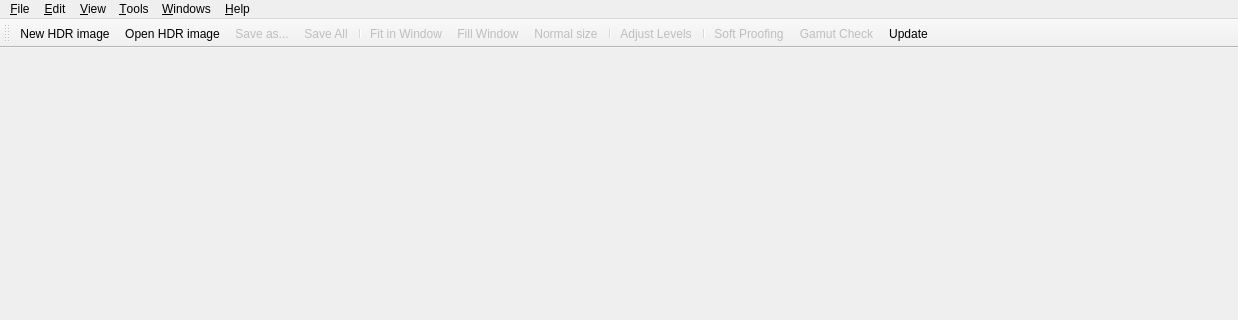
Before: the Qt Designer form src/MainWindow/MainWindow.ui in LuminanceHDR/LuminanceHDR, drawn with Qt 5; both pictures show x 0 to 1238 and y 0 to 320 of the 1238 by 756 pixel window.
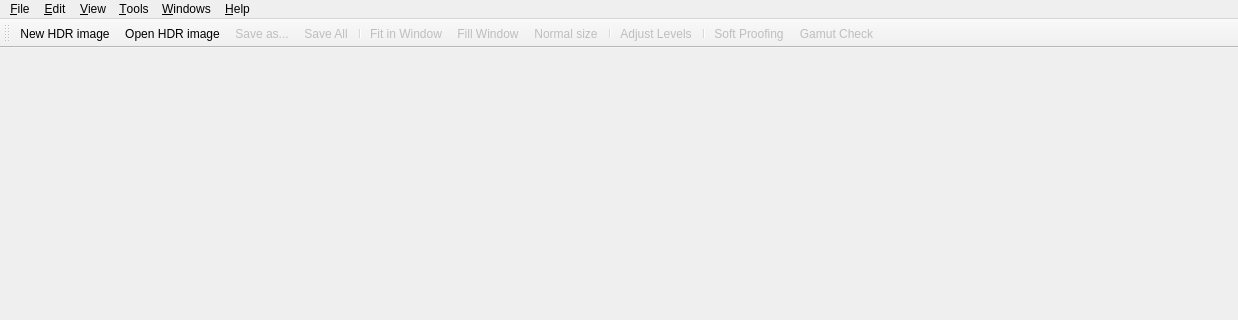
After: the same form once the commit is applied. Icons and pictures are not drawn.

The edit to the form file:
```diff
--- a/src/MainWindow/MainWindow.ui
+++ b/src/MainWindow/MainWindow.ui
@@ -178,7 +178,6 @@
    <addaction name="separator"/>
    <addaction name="actionSoft_Proofing"/>
    <addaction name="actionGamut_Check"/>
-   <addaction name="actionUpdateAvailable"/>
   </widget>
   <action name="fileNewAction">
    <property name="icon">
```
